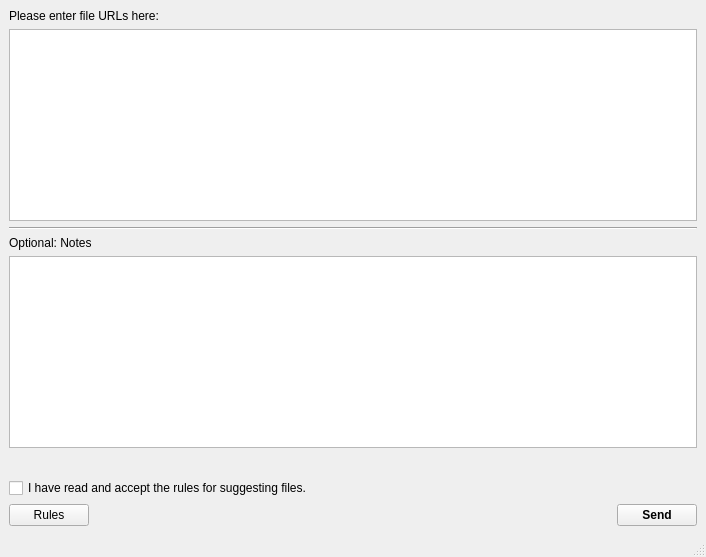
Before: the Qt Designer form OTModules/wContentSearch/wsuggestfiles.ui in pietr26/OMSI-Tools, drawn with Qt 5.
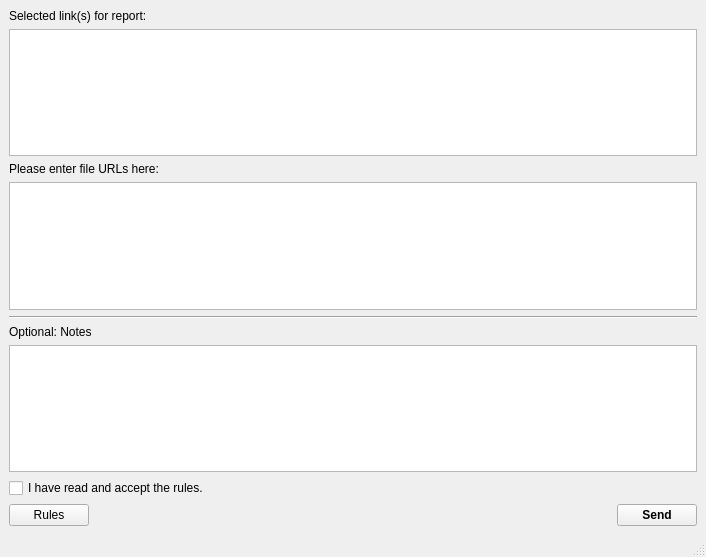
After: the same form once the commit is applied. Icons and pictures are not drawn.

The edit to the form file:
```diff
--- a/OTModules/wContentSearch/wsuggestfiles.ui
+++ b/OTModules/wContentSearch/wsuggestfiles.ui
@@ -15,6 +15,25 @@
   </property>
   <widget class="QWidget" name="centralwidget">
    <layout class="QVBoxLayout" name="verticalLayout">
+    <item>
+     <widget class="QLabel" name="lblReport">
+      <property name="text">
+       <string>Selected link(s) for report:</string>
+      </property>
+     </widget>
+    </item>
+    <item>
+     <widget class="QPlainTextEdit" name="pteReport">
+      <property name="font">
+       <font>
+        <family>Consolas</family>
+       </font>
+      </property>
+      <property name="readOnly">
+       <bool>true</bool>
+      </property>
+     </widget>
+    </item>
     <item>
      <widget class="QLabel" name="lblFiles">
       <property name="text">
@@ -74,7 +93,7 @@
     <item>
      <widget class="QCheckBox" name="cbxAcceptRules">
       <property name="text">
-       <string>I have read and accept the rules for suggesting files.</string>
+       <string>I have read and accept the rules.</string>
       </property>
      </widget>
     </item>
```
